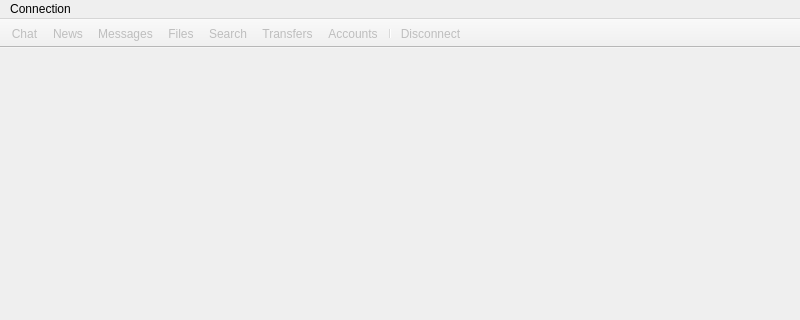
pcjpnet/qwired-suite, file qw_client/QwcConnectionMainWindow.ui: the form before one commit; both pictures show x 0 to 800 and y 0 to 320 of the 800 by 600 pixel window.
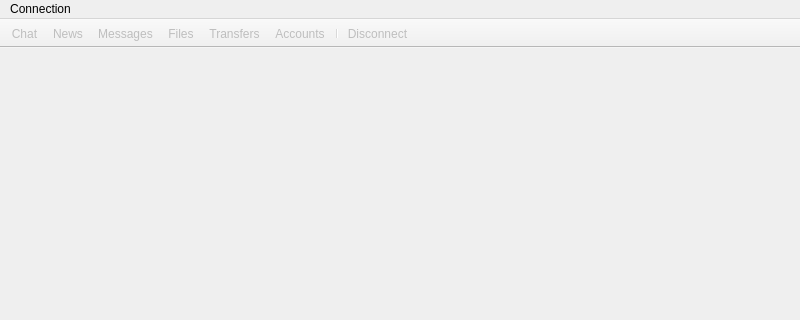
The form after the commit. Icons and pictures are not drawn.

Commit message: Removed old File Search dialogs and menus.

What changed in the file:
```diff
--- a/qw_client/QwcConnectionMainWindow.ui
+++ b/qw_client/QwcConnectionMainWindow.ui
@@ -72,7 +72,6 @@
    <addaction name="actionNews"/>
    <addaction name="actionMessages"/>
    <addaction name="actionFiles"/>
-   <addaction name="actionSearch"/>
    <addaction name="actionTransfers"/>
    <addaction name="actionAccounts"/>
    <addaction name="separator"/>
@@ -264,21 +263,6 @@
     <string>Ctrl+Shift+B</string>
    </property>
   </action>
-  <action name="actionSearch">
-   <property name="enabled">
-    <bool>false</bool>
-   </property>
-   <property name="icon">
-    <iconset>
-     <normaloff>:/icons/filesearch.png</normaloff>:/icons/filesearch.png</iconset>
-   </property>
-   <property name="text">
-    <string>Search</string>
-   </property>
-   <property name="shortcut">
-    <string>Ctrl+F</string>
-   </property>
-  </action>
   <action name="actionPreferences">
    <property name="text">
     <string>Preferences...</string>
```
Left out of the diff: 21 changed lines with no effect on the pictures. The commit also changes 6 other files.
